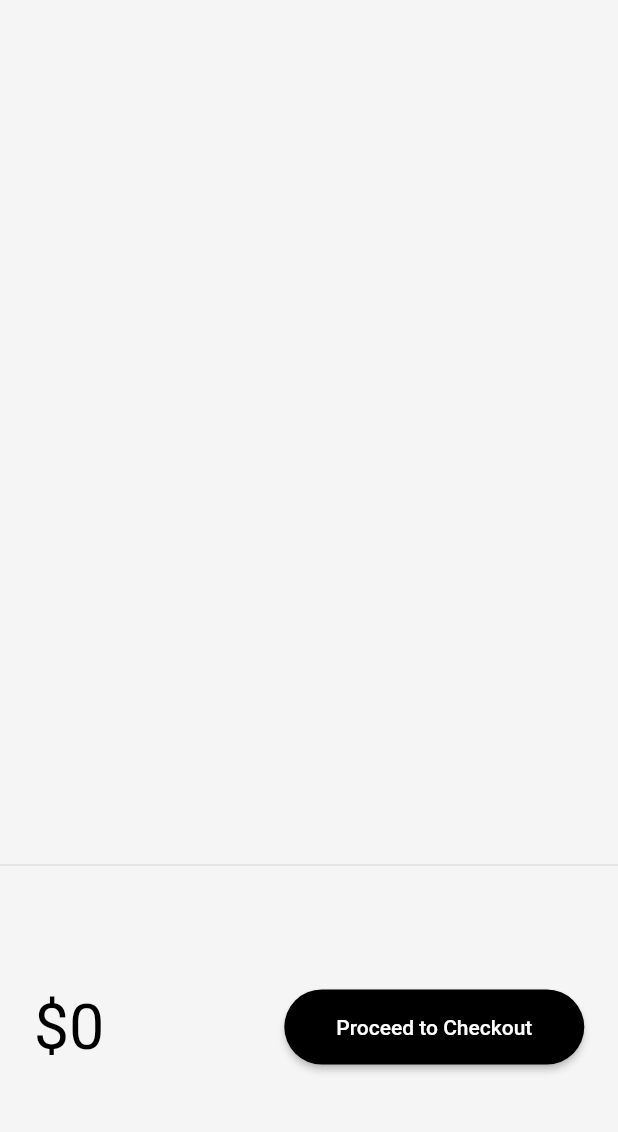
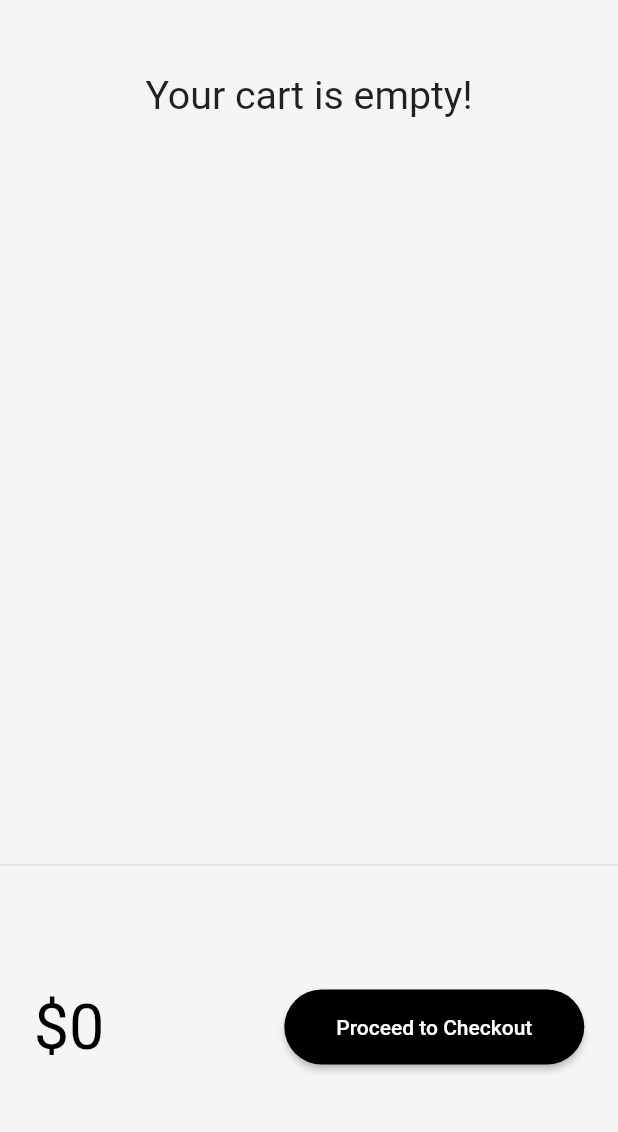
Before and after one commit to agrawalkunal2001/Catalog_App, a Flutter app: the CartPage screen opened directly, on a phone screen of 412 x 824 dp, the part 59-1191 px from its top. Run offline on Flutter 3.47's test engine with Material 2 defaults, Android fonts, the phone set to English and light mode, and no system bars; drawn by our look-alikes of velocity_x.

```diff
--- /dev/null
+++ b/lib/core/store.dart
@@ -0,0 +1,14 @@
+import 'package:catalog/models/cart.dart';
+import 'package:catalog/models/catalog.dart';
+import 'package:velocity_x/velocity_x.dart';
+
+class MyStore extends VxStore {
+  late CatalogModel catalog;
+  late CartModel cart;
+
+  MyStore() {
+    catalog = CatalogModel();
+    cart = CartModel();
+    cart.catalog = catalog;
+  }
+}
--- a/lib/main.dart
+++ b/lib/main.dart
@@ -1,11 +1,13 @@
+import 'package:catalog/core/store.dart';
 import 'package:catalog/pages/home_page.dart';
 import 'package:catalog/pages/login_page.dart';
 import 'package:catalog/utils/routes.dart';
 import 'package:catalog/widgets/themes.dart';
 import 'package:flutter/material.dart';
+import 'package:velocity_x/velocity_x.dart';
 
 void main() {
-  runApp(MyApp());
+  runApp(VxState(store: MyStore(), child: MyApp()));
 }
 
 class MyApp extends StatelessWidget {
--- a/lib/models/cart.dart
+++ b/lib/models/cart.dart
@@ -1,12 +1,8 @@
+import 'package:catalog/core/store.dart';
 import 'package:catalog/models/catalog.dart';
+import 'package:velocity_x/velocity_x.dart';
 
 class CartModel {
-  static final cartModel = CartModel._internal();
-
-  CartModel._internal();
-
-  factory CartModel() => cartModel;
-
   // Catalog field
   late CatalogModel _catalog;
 
@@ -38,3 +34,14 @@ class CartModel {
     _itemId.remove(item.id);
   }
 }
+
+class AddMutation extends VxMutation<MyStore> {
+  final Item item;
+
+  AddMutation(this.item);
+
+  @override
+  perform() {
+    store?.cart._itemId.add(item.id);
+  }
+}
--- a/lib/models/catalog.dart
+++ b/lib/models/catalog.dart
@@ -1,10 +1,4 @@
 class CatalogModel {
-  static final catalogModel = CatalogModel._internal();
-
-  CatalogModel._internal();
-
-  factory CatalogModel() => catalogModel;
-
   static List<Item> items = [];
 
   Item getById(int id) =>
--- a/lib/pages/cart_page.dart
+++ b/lib/pages/cart_page.dart
@@ -1,3 +1,4 @@
+import 'package:catalog/core/store.dart';
 import 'package:catalog/models/cart.dart';
 import 'package:flutter/material.dart';
 import 'package:velocity_x/velocity_x.dart';
@@ -25,9 +26,9 @@ class CartPage extends StatelessWidget {
 }
 
 class _CartTotal extends StatelessWidget {
-  final _cart = CartModel();
   @override
   Widget build(BuildContext context) {
+    final CartModel _cart = (VxState.store as MyStore).cart;
     return SizedBox(
       height: 200,
       child: Row(
@@ -57,22 +58,21 @@ class _CartTotal extends StatelessWidget {
   }
 }
 
-class _CartList extends StatefulWidget {
-  @override
-  __CartListState createState() => __CartListState();
-}
-
-class __CartListState extends State<_CartList> {
-  final _cart = CartModel();
+class _CartList extends StatelessWidget {
   @override
   Widget build(BuildContext context) {
-    return ListView.builder(
+    final CartModel _cart = (VxState.store as MyStore).cart;
+    return _cart.items.isEmpty
+        ? "Your cart is empty!".text.xl3.make()
+        : ListView.builder(
             itemCount: _cart.items?.length,
             itemBuilder: (context, index) => ListTile(
               leading: Icon(Icons.done),
               trailing: IconButton(
                 icon: Icon(Icons.remove_circle_outline),
-          onPressed: () {},
+                onPressed: () {
+                  _cart.removeItem(_cart.items[index]);
+                },
               ),
               title: _cart.items[index].name.text.make(),
             ),
```
Also changed, not shown: lib/pages/home_page_details.dart (+10 -15 lines). Lines whose indentation alone changed are shown as unchanged.
